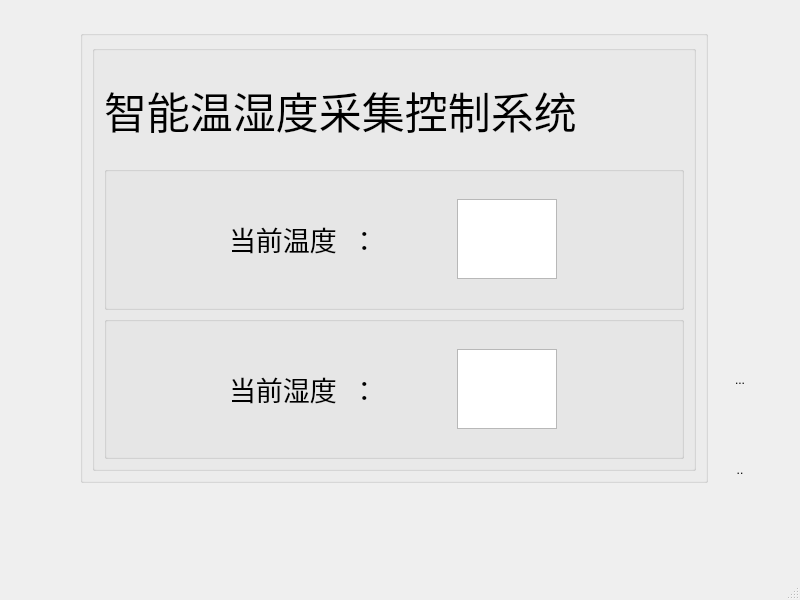
Old version of the form mainwindow.ui in the repository Ricky37501/TemHumCollect.
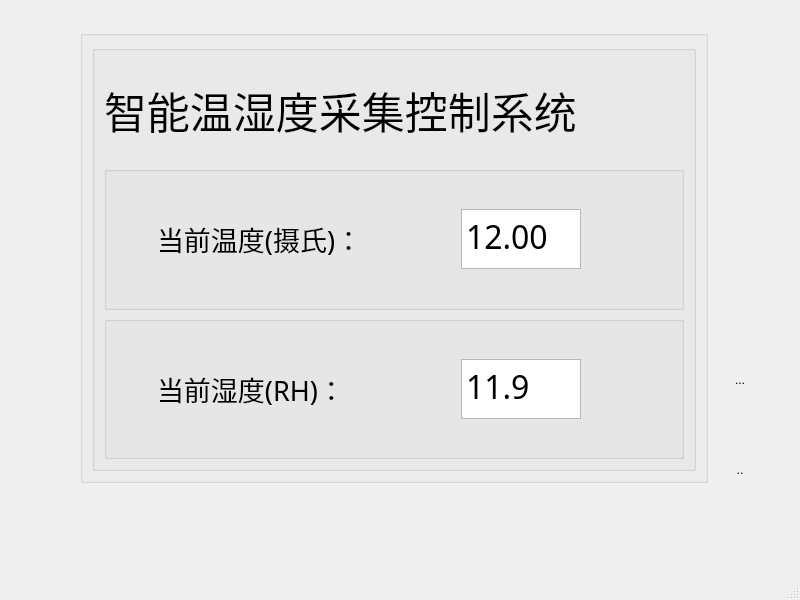
New version of the form. Icons and pictures are not drawn.

```diff
--- a/mainwindow.ui
+++ b/mainwindow.ui
@@ -62,7 +62,7 @@
           </property>
           <layout class="QHBoxLayout" name="horizontalLayout_2">
            <property name="leftMargin">
-            <number>100</number>
+            <number>50</number>
            </property>
            <property name="rightMargin">
             <number>100</number>
@@ -71,7 +71,7 @@
             <widget class="QLabel" name="label_tem">
              <property name="maximumSize">
               <size>
-               <width>200</width>
+               <width>400</width>
                <height>100</height>
               </size>
              </property>
@@ -88,7 +88,7 @@
               <bool>false</bool>
              </property>
              <property name="text">
-              <string>当前温度  ：</string>
+              <string>当前温度(摄氏)：</string>
              </property>
              <property name="wordWrap">
               <bool>true</bool>
@@ -99,10 +99,23 @@
             <widget class="QTextBrowser" name="text_tem">
              <property name="maximumSize">
               <size>
-               <width>100</width>
-               <height>80</height>
+               <width>120</width>
+               <height>60</height>
               </size>
              </property>
+             <property name="font">
+              <font>
+               <family>微软雅黑</family>
+               <pointsize>24</pointsize>
+              </font>
+             </property>
+             <property name="html">
+              <string>&lt;!DOCTYPE HTML PUBLIC &quot;-//W3C//DTD HTML 4.0//EN&quot; &quot;http://www.w3.org/TR/REC-html40/strict.dtd&quot;&gt;
+&lt;html&gt;&lt;head&gt;&lt;meta name=&quot;qrichtext&quot; content=&quot;1&quot; /&gt;&lt;style type=&quot;text/css&quot;&gt;
+p, li { white-space: pre-wrap; }
+&lt;/style&gt;&lt;/head&gt;&lt;body style=&quot; font-family:'微软雅黑'; font-size:24pt; font-weight:400; font-style:normal;&quot;&gt;
+&lt;p style=&quot; margin-top:0px; margin-bottom:0px; margin-left:0px; margin-right:0px; -qt-block-indent:0; text-indent:0px;&quot;&gt;12.00&lt;/p&gt;&lt;/body&gt;&lt;/html&gt;</string>
+             </property>
             </widget>
            </item>
           </layout>
@@ -115,7 +128,7 @@
           </property>
           <layout class="QHBoxLayout" name="horizontalLayout_3">
            <property name="leftMargin">
-            <number>100</number>
+            <number>50</number>
            </property>
            <property name="rightMargin">
             <number>100</number>
@@ -124,7 +137,7 @@
             <widget class="QLabel" name="label_hum">
              <property name="maximumSize">
               <size>
-               <width>200</width>
+               <width>400</width>
                <height>100</height>
               </size>
              </property>
@@ -141,7 +154,7 @@
               <bool>false</bool>
              </property>
              <property name="text">
-              <string>当前湿度  ：</string>
+              <string>当前湿度(RH)：</string>
              </property>
              <property name="wordWrap">
               <bool>true</bool>
@@ -152,10 +165,23 @@
             <widget class="QTextBrowser" name="text_hum">
              <property name="maximumSize">
               <size>
-               <width>100</width>
-               <height>80</height>
+               <width>120</width>
+               <height>60</height>
               </size>
              </property>
+             <property name="font">
+              <font>
+               <family>微软雅黑</family>
+               <pointsize>24</pointsize>
+              </font>
+             </property>
+             <property name="html">
+              <string>&lt;!DOCTYPE HTML PUBLIC &quot;-//W3C//DTD HTML 4.0//EN&quot; &quot;http://www.w3.org/TR/REC-html40/strict.dtd&quot;&gt;
+&lt;html&gt;&lt;head&gt;&lt;meta name=&quot;qrichtext&quot; content=&quot;1&quot; /&gt;&lt;style type=&quot;text/css&quot;&gt;
+p, li { white-space: pre-wrap; }
+&lt;/style&gt;&lt;/head&gt;&lt;body style=&quot; font-family:'微软雅黑'; font-size:24pt; font-weight:400; font-style:normal;&quot;&gt;
+&lt;p style=&quot; margin-top:0px; margin-bottom:0px; margin-left:0px; margin-right:0px; -qt-block-indent:0; text-indent:0px;&quot;&gt;11.9&lt;/p&gt;&lt;/body&gt;&lt;/html&gt;</string>
+             </property>
             </widget>
            </item>
           </layout>
```
